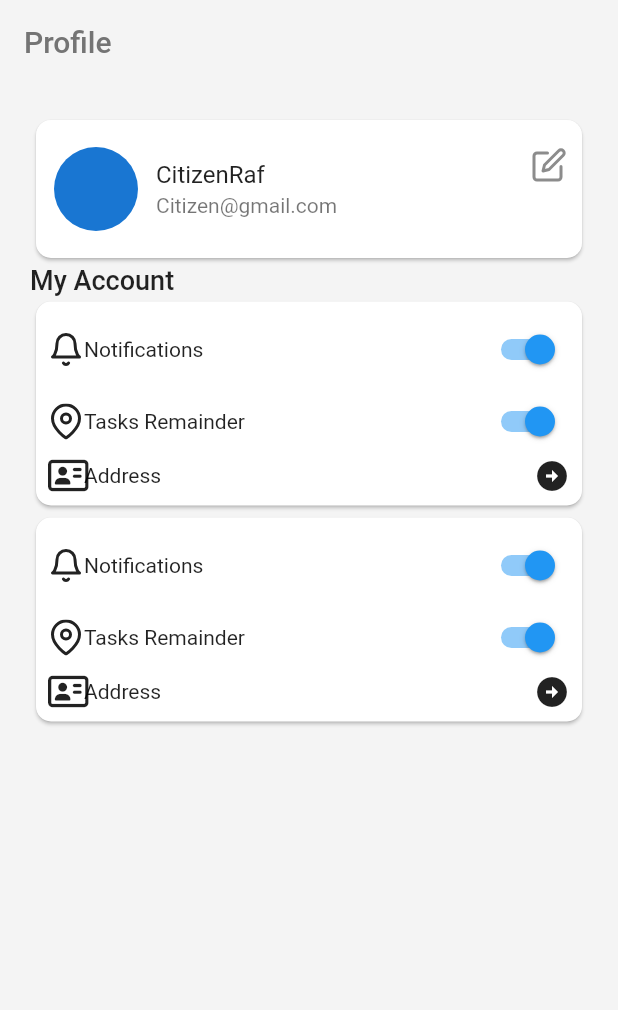
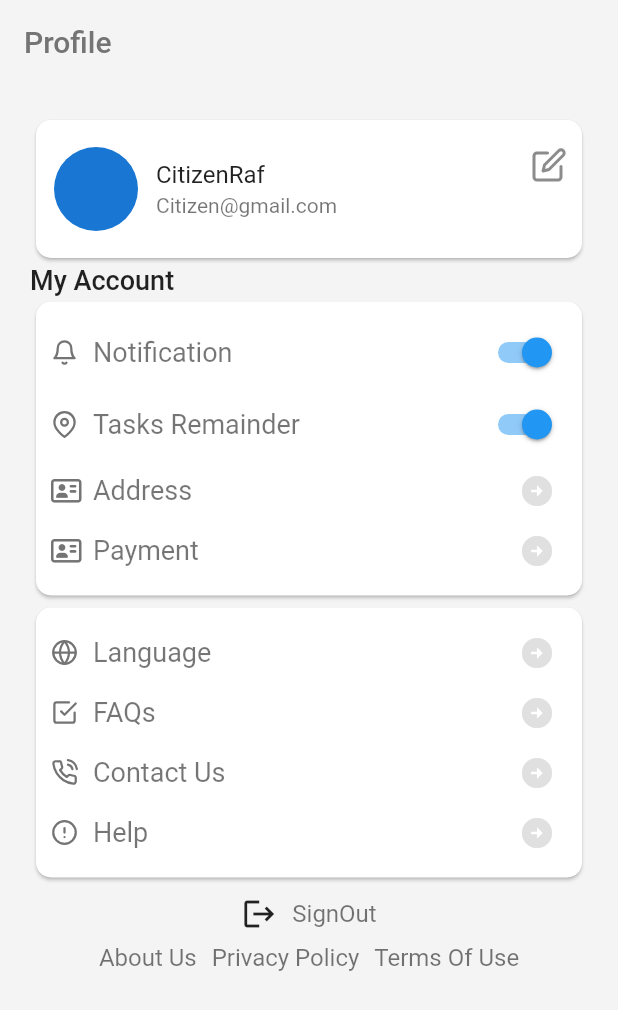
Before and after one commit to Aburafik/sapta-app, a Flutter app: the ProfileVC screen opened directly, on a phone screen of 412 x 824 dp. Shown: the top 1010 px of the screen. Run offline on Flutter 3.47's test engine with Material 2 defaults, Android fonts, the phone set to English and light mode, and no system bars; our stand-ins replace carousel_slider, feather_icons, flutter_onboarding_slider, font_awesome_flutter.

Commit message:
Profile Screen UI Completed

```diff
--- /dev/null
+++ b/lib/Components/account_tile.dart
@@ -0,0 +1,36 @@
+import 'package:flutter/material.dart';
+import 'package:sabta_app/Components/Utils/color_themes.dart';
+
+class AccountTileWidget extends StatelessWidget {
+  const AccountTileWidget({Key? key, this.icon, this.title, this.trailingWidget})
+      : super(key: key);
+
+  final String? title;
+
+  final IconData? icon;
+  final Widget? trailingWidget;
+  @override
+  Widget build(BuildContext context) {
+    return Row(
+      mainAxisAlignment: MainAxisAlignment.spaceBetween,
+      children: [
+        Row(
+          children: [
+            Icon(
+              icon,
+              color: GREY_COLOR_75,
+              size: 18,
+            ),
+            const SizedBox(width: 10),
+            Text(
+              title!,
+              style:
+                  Theme.of(context).textTheme.headline3!.copyWith(fontSize: 18),
+            ),
+          ],
+        ),
+        trailingWidget!
+      ],
+    );
+  }
+}
--- a/lib/Components/auth_options.dart
+++ b/lib/Components/auth_options.dart
@@ -4,7 +4,7 @@ import 'package:sabta_app/Components/Utils/color_themes.dart';
 import 'package:sabta_app/Components/custom_button.dart';
 
 class AuthenticationsOptionsComponents extends StatelessWidget {
-  AuthenticationsOptionsComponents({
+  const AuthenticationsOptionsComponents({
     Key? key,
     this.faceBookAuthButtonText,
     this.googleAuthButtonText,
@@ -13,12 +13,12 @@ class AuthenticationsOptionsComponents extends StatelessWidget {
     this.rightWrapperTextOnTap,
   }) : super(key: key);
 
-  String? googleAuthButtonText;
-  String? faceBookAuthButtonText;
+  final String? googleAuthButtonText;
+  final String? faceBookAuthButtonText;
 
-  String? wrapperLeftText;
-  String? wrapperRightText;
-  Function()? rightWrapperTextOnTap;
+  final String? wrapperLeftText;
+  final String? wrapperRightText;
+  final Function()? rightWrapperTextOnTap;
 
   @override
   Widget build(BuildContext context) {
--- a/lib/Components/category_selection.dart
+++ b/lib/Components/category_selection.dart
@@ -45,7 +45,7 @@ class _RequestCategorySelectionComponentState
             children: [
               Icon(wasteType[index]['image'], color: PRIMARY_COLOR),
               Text(wasteType[index]['name'],
-                  style: TextStyle(color: PRIMARY_COLOR)),
+                  style: const TextStyle(color: PRIMARY_COLOR)),
             ],
           ),
         ),
--- /dev/null
+++ b/lib/Components/my_accounts_components.dart
@@ -0,0 +1,52 @@
+import 'package:feather_icons/feather_icons.dart';
+import 'package:flutter/material.dart';
+import 'package:font_awesome_flutter/font_awesome_flutter.dart';
+import 'package:sabta_app/Components/Utils/color_themes.dart';
+import 'package:sabta_app/Components/account_tile.dart';
+import 'package:sabta_app/Views/Profile/profile_view.dart';
+
+class MyAccountComponent extends StatelessWidget {
+  const MyAccountComponent({
+    Key? key,
+  }) : super(key: key);
+
+  @override
+  Widget build(BuildContext context) {
+    return Card(
+      shape: cardDecorator(),
+      child: Padding(
+        padding: const EdgeInsets.all(10.0),
+        child: Column(
+          children: [
+            AccountTileWidget(
+              icon: FeatherIcons.bell,
+              title: "Notification",
+              trailingWidget: Switch(value: true, onChanged: (value) {}),
+            ),
+            AccountTileWidget(
+              icon: FeatherIcons.mapPin,
+              title: "Tasks Remainder",
+              trailingWidget: Switch(value: true, onChanged: (value) {}),
+            ),
+            AccountTileWidget(
+                icon: FontAwesomeIcons.addressCard,
+                title: "Address",
+                trailingWidget: const Padding(
+                  padding: EdgeInsets.all(8.0),
+                  child: Icon(Icons.arrow_circle_right, color: GREY_COLOR_20),
+                )),
+            AccountTileWidget(
+              icon: FontAwesomeIcons.addressCard,
+              title: "Payment",
+              trailingWidget: const Padding(
+                padding: EdgeInsets.all(8.0),
+                child:
+                     Icon(Icons.arrow_circle_right, color: GREY_COLOR_20),
+              ),
+            ),
+          ],
+        ),
+      ),
+    );
+  }
+}
--- /dev/null
+++ b/lib/Components/support_component.dart
@@ -0,0 +1,57 @@
+import 'package:feather_icons/feather_icons.dart';
+import 'package:flutter/material.dart';
+import 'package:sabta_app/Components/Utils/color_themes.dart';
+import 'package:sabta_app/Components/account_tile.dart';
+import 'package:sabta_app/Views/Profile/profile_view.dart';
+
+class SupportComponent extends StatelessWidget {
+  const SupportComponent({
+    Key? key,
+  }) : super(key: key);
+
+  @override
+  Widget build(BuildContext context) {
+    return Card(
+      shape: cardDecorator(),
+      child: Padding(
+        padding: const EdgeInsets.all(10.0),
+        child: Column(
+          children: [
+            AccountTileWidget(
+              icon: FeatherIcons.globe,
+              title: "Language",
+              trailingWidget: const Padding(
+                padding: EdgeInsets.all(8.0),
+                child: Icon(Icons.arrow_circle_right, color: GREY_COLOR_20),
+              ),
+            ),
+            AccountTileWidget(
+              icon: FeatherIcons.checkSquare,
+              title: "FAQs",
+              trailingWidget: const Padding(
+                padding: EdgeInsets.all(8.0),
+                child: Icon(Icons.arrow_circle_right, color: GREY_COLOR_20),
+              ),
+            ),
+            AccountTileWidget(
+                icon: FeatherIcons.phoneCall,
+                title: "Contact Us",
+                trailingWidget: const Padding(
+                    padding: EdgeInsets.all(8.0),
+                    child:
+                        Icon(Icons.arrow_circle_right, color: GREY_COLOR_20))),
+            AccountTileWidget(
+              icon: FeatherIcons.alertCircle,
+              title: "Help",
+              trailingWidget: const Padding(
+                padding: EdgeInsets.all(8.0),
+                child:
+                    const Icon(Icons.arrow_circle_right, color: GREY_COLOR_20),
+              ),
+            ),
+          ],
+        ),
+      ),
+    );
+  }
+}
--- a/lib/Views/Profile/profile_view.dart
+++ b/lib/Views/Profile/profile_view.dart
@@ -2,7 +2,9 @@ import 'package:feather_icons/feather_icons.dart';
 import 'package:flutter/material.dart';
 import 'package:font_awesome_flutter/font_awesome_flutter.dart';
 import 'package:sabta_app/Components/Utils/color_themes.dart';
+import 'package:sabta_app/Components/my_accounts_components.dart';
 import 'package:sabta_app/Components/user_profile_component.dart';
+import 'package:sabta_app/Components/support_component.dart';
 
 class ProfileVC extends StatelessWidget {
   const ProfileVC({Key? key}) : super(key: key);
@@ -26,76 +28,51 @@ class ProfileVC extends StatelessWidget {
         child: Column(
           crossAxisAlignment: CrossAxisAlignment.start,
           children: [
-          const  UserProfileComponent(),
+            const UserProfileComponent(),
             Text(
               "My Account",
               style:
                   Theme.of(context).textTheme.bodyText1!.copyWith(fontSize: 18),
             ),
             const MyAccountComponent(),
-            const MyAccountComponent(),
+            const SupportComponent(),
+            Padding(
+              padding: const EdgeInsets.all(8.0),
+              child: Row(
+                mainAxisAlignment: MainAxisAlignment.center,
+                children: [
+                  Icon(Icons.logout),
+                  SizedBox(width: 10),
+                  Text("SignOut",
+                      style: Theme.of(context)
+                          .textTheme
+                          .headline2!
+                          .copyWith(fontSize: 16))
+                ],
+              ),
+            ),
+            Row(
+              mainAxisAlignment: MainAxisAlignment.center,
+              children: [
+                moreText(text: "About Us", context: context),
+                SizedBox(width: 10),
+                moreText(text: "Privacy Policy", context: context),
+                SizedBox(width: 10),
+                moreText(text: "Terms Of Use", context: context),
+              ],
+            )
           ],
         ),
       ),
     );
   }
+
+  Text moreText({String, text, BuildContext? context}) => Text(
+        text!,
+        style: Theme.of(context!).textTheme.headline2!.copyWith(fontSize: 16),
+      );
 }
 
-class MyAccountComponent extends StatelessWidget {
-  const MyAccountComponent({
-    Key? key,
-  }) : super(key: key);
-
-  @override
-  Widget build(BuildContext context) {
-    return Card(
-      shape: cardDecorator(),
-      child: Padding(
-        padding: const EdgeInsets.all(8.0),
-        child: Column(
-          children: [
-            Row(
-              mainAxisAlignment: MainAxisAlignment.spaceBetween,
-              children: [
-                Row(
-                  children: const [
-                    Icon(FeatherIcons.bell),
-                    Text("Notifications"),
-                  ],
-                ),
-                Switch(value: true, onChanged: (value) {}),
-              ],
-            ),
-            Row(
-              mainAxisAlignment: MainAxisAlignment.spaceBetween,
-              children: [
-                Row(
-                  children: const [
-                    Icon(FeatherIcons.mapPin),
-                    Text("Tasks Remainder"),
-                  ],
-                ),
-                Switch(value: true, onChanged: (value) {}),
-              ],
-            ),
-            Row(
-              mainAxisAlignment: MainAxisAlignment.spaceBetween,
-              children: [
-                Row(
-                  children: const [
-                    Icon(FontAwesomeIcons.addressCard),
-                    Text("Address"),
-                  ],
-                ),
-                Icon(Icons.arrow_circle_right),
-              ],
-            ),
-          ],
-        ),
-      ),
-    );
-  }
-}
 
 RoundedRectangleBorder cardDecorator() =>
     RoundedRectangleBorder(borderRadius: BorderRadius.circular(10));
--- a/lib/app.dart
+++ b/lib/app.dart
@@ -16,7 +16,7 @@ class MyApp extends StatelessWidget {
       debugShowCheckedModeBanner: false,
       title: 'Flutter Demo',
       theme: ThemeData(
-        scaffoldBackgroundColor: Color(0xffF4F4F4),
+        scaffoldBackgroundColor: const Color(0xffF4F4F4),
 
       ),
       initialRoute: "/",
@@ -27,7 +27,7 @@ class MyApp extends StatelessWidget {
         "/sign-up-view": (context) => const SignUpVC(),
         "/reset-password-view": (context) => const ForgotPasswordVC(),
         "/notification-view": (context) => const Notifications(),
-        "/home-page": (context) =>HomePage()
+        "/home-page": (context) =>const HomePage()
       },
     );
   }
```
